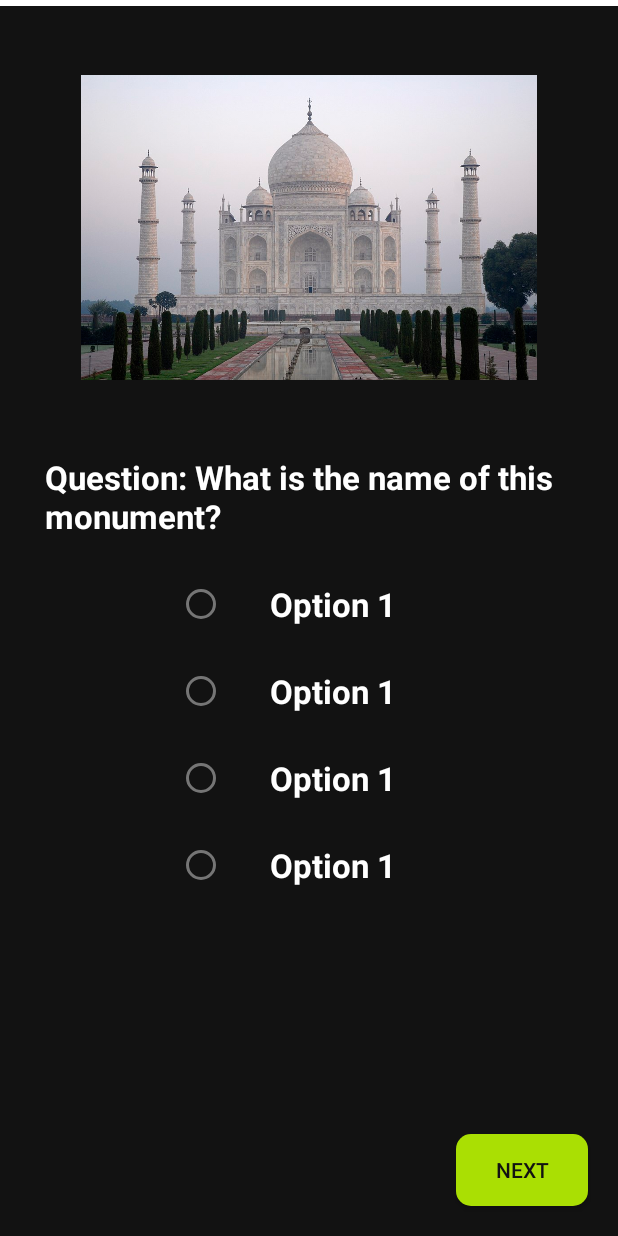
After one commit to MdKaif2782/Zenith-Quiz, an Android app: the layout activity_quiz_exam.xml on its own in the app's theme, with its tools: preview values and no code run, on a phone screen of 412 x 824 dp. The commit adds this screen. Run offline under Robolectric (Android 15) with nearby library versions, the phone set to English and light mode, and no system bars; Roboto replaces fonts that are not available here.

Commit message:
test quiz upload

```diff
--- a/app/build.gradle
+++ b/app/build.gradle
@@ -49,7 +49,8 @@ dependencies {
     implementation 'com.github.bumptech.glide:glide:4.13.2'
     //okhttp
     implementation 'com.squareup.okhttp3:okhttp:4.9.2'
-    //shapable image view
+    //Rounded horizontal progress bar
+    implementation 'com.sasank.roundedhorizontalprogress:roundedhorizontalprogress:1.0.1'
 
 
 
--- a/app/src/main/java/inc/typhon/zenithquiz/home_page.java
+++ b/app/src/main/java/inc/typhon/zenithquiz/home_page.java
@@ -97,6 +97,8 @@ public class home_page extends AppCompatActivity {
                 }
             }
         });
+
+
     }
     public void onUserImageClick(android.view.View view) {
         Intent intent = new Intent(Intent.ACTION_PICK, android.provider.MediaStore.Images.Media.EXTERNAL_CONTENT_URI);
--- /dev/null
+++ b/app/src/main/res/layout/activity_quiz_exam.xml
@@ -0,0 +1,122 @@
+<?xml version="1.0" encoding="utf-8"?>
+<androidx.constraintlayout.widget.ConstraintLayout xmlns:android="http://schemas.android.com/apk/res/android"
+    xmlns:app="http://schemas.android.com/apk/res-auto"
+    xmlns:tools="http://schemas.android.com/tools"
+    android:layout_width="match_parent"
+    android:layout_height="match_parent"
+    android:background="#121212"
+    tools:context=".Quiz.Quiz_exam">
+
+    <com.google.android.material.progressindicator.LinearProgressIndicator
+        android:id="@+id/progressBar_quiz"
+        android:layout_width="match_parent"
+        android:layout_height="2dp"
+        app:trackColor="@color/white"
+        app:indicatorColor="#121212"
+        app:layout_constraintEnd_toEndOf="parent"
+        app:layout_constraintStart_toStartOf="parent"
+        app:layout_constraintTop_toTopOf="parent" />
+
+    <ImageView
+        android:id="@+id/question_image"
+        android:layout_width="316dp"
+        android:layout_height="203dp"
+        android:layout_margin="50dp"
+        android:src="@drawable/taj_mahal"
+        app:layout_constraintEnd_toEndOf="parent"
+        app:layout_constraintStart_toStartOf="parent"
+        app:layout_constraintTop_toTopOf="parent" />
+
+    <TextView
+        android:id="@+id/question_text"
+        android:layout_width="wrap_content"
+        android:layout_height="wrap_content"
+        android:layout_marginTop="50dp"
+        android:paddingHorizontal="30dp"
+        android:text="Question: What is the name of this monument?"
+        android:textColor="#FFFFFF"
+        android:textSize="22sp"
+        android:textStyle="bold"
+        app:layout_constraintEnd_toEndOf="parent"
+        app:layout_constraintStart_toStartOf="parent"
+        app:layout_constraintTop_toBottomOf="@+id/question_image" />
+
+    <RadioGroup
+        android:id="@+id/radioGroup"
+        android:layout_width="wrap_content"
+        android:layout_height="wrap_content"
+        app:layout_constraintEnd_toEndOf="parent"
+        app:layout_constraintStart_toStartOf="parent"
+        app:layout_constraintTop_toBottomOf="@+id/question_text">
+
+        <RadioButton
+            android:id="@+id/option1"
+            android:layout_width="wrap_content"
+            android:layout_height="wrap_content"
+            android:layout_marginTop="20dp"
+            android:paddingHorizontal="30dp"
+            android:text="Option 1"
+            android:textColor="#FFFFFF"
+            android:textSize="22sp"
+            android:textStyle="bold"
+            app:layout_constraintEnd_toEndOf="parent"
+            app:layout_constraintStart_toStartOf="parent"
+            app:layout_constraintTop_toBottomOf="@+id/question_text" />
+
+        <RadioButton
+            android:id="@+id/option2"
+            android:layout_width="wrap_content"
+            android:layout_height="wrap_content"
+            android:layout_marginTop="10dp"
+            android:paddingHorizontal="30dp"
+            android:text="Option 1"
+            android:textColor="#FFFFFF"
+            android:textSize="22sp"
+            android:textStyle="bold"
+            app:layout_constraintEnd_toEndOf="parent"
+            app:layout_constraintStart_toStartOf="parent"
+            app:layout_constraintTop_toBottomOf="@+id/option1" />
+
+        <RadioButton
+            android:id="@+id/option3"
+            android:layout_width="wrap_content"
+            android:layout_height="wrap_content"
+            android:layout_marginTop="10dp"
+            android:paddingHorizontal="30dp"
+            android:text="Option 1"
+            android:textColor="#FFFFFF"
+            android:textSize="22sp"
+            android:textStyle="bold"
+            app:layout_constraintEnd_toEndOf="parent"
+            app:layout_constraintStart_toStartOf="parent"
+            app:layout_constraintTop_toBottomOf="@+id/option2" />
+
+        <RadioButton
+            android:id="@+id/option4"
+            android:layout_width="wrap_content"
+            android:layout_height="wrap_content"
+            android:layout_marginTop="10dp"
+            android:paddingHorizontal="30dp"
+            android:text="Option 1"
+            android:textColor="#FFFFFF"
+            android:textSize="22sp"
+            android:textStyle="bold"
+            app:layout_constraintEnd_toEndOf="parent"
+            app:layout_constraintStart_toStartOf="parent"
+            app:layout_constraintTop_toBottomOf="@+id/option3" />
+    </RadioGroup>
+
+    <androidx.appcompat.widget.AppCompatButton
+        android:id="@+id/next_button"
+        android:layout_width="wrap_content"
+        android:layout_height="wrap_content"
+        android:layout_marginEnd="20dp"
+        android:layout_marginBottom="20dp"
+        android:background="@drawable/button_background"
+        android:text="Next"
+        android:onClick="onNextButtonClicked"
+        android:textColor="#121212"
+        app:layout_constraintBottom_toBottomOf="parent"
+        app:layout_constraintEnd_toEndOf="parent" />
+
+</androidx.constraintlayout.widget.ConstraintLayout>
```
Also changed, not shown: app/src/main/AndroidManifest.xml (+7 -1 lines), app/src/main/java/inc/typhon/zenithquiz/Quiz/Available_quiz.java (+30 -91 lines), app/src/main/java/inc/typhon/zenithquiz/Quiz/Quiz_exam.java (added, +79 -0 lines), app/src/main/res/drawable/taj_mahal.jpg (added).
